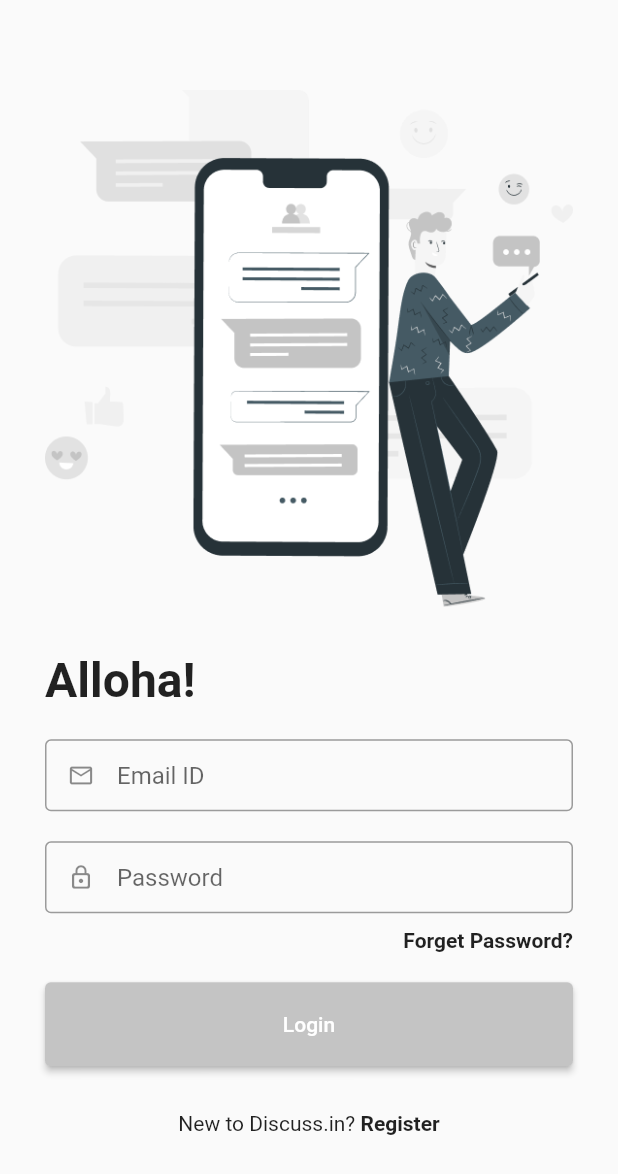
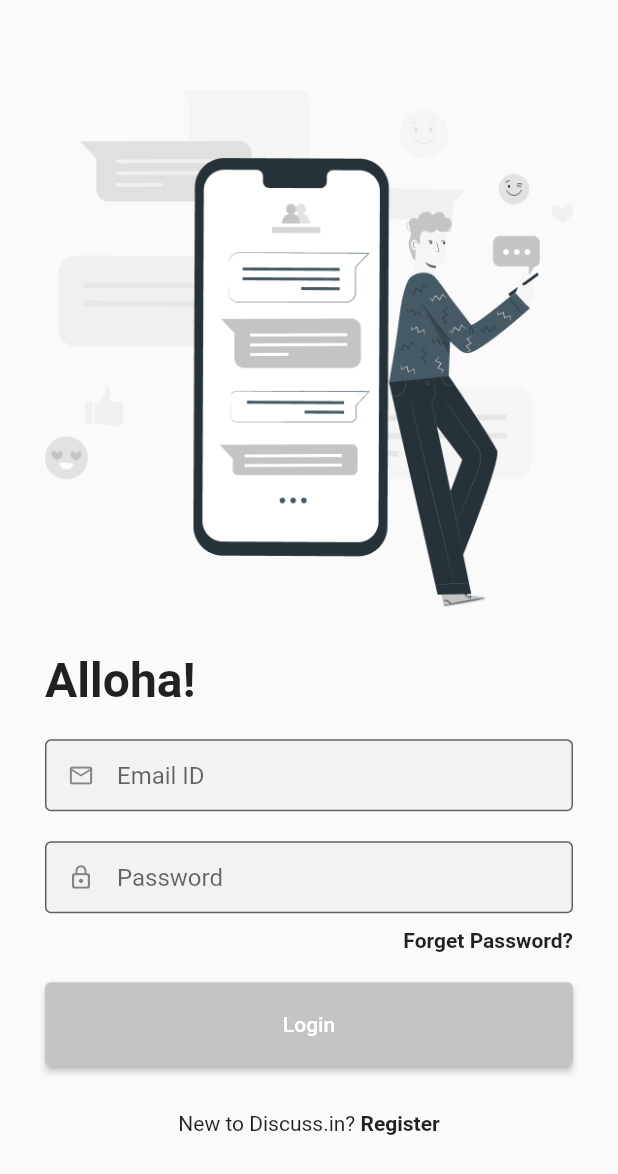
Before and after one commit to yashagozwan/discussin-mobile, a Flutter app: the screen it shows after launch, on a phone screen of 412 x 824 dp. Shown: the top 1174 px of the screen. Run offline on Flutter 3.47's test engine with Material 2 defaults, Android fonts, the phone set to English and light mode, and no system bars; our stand-ins replace flutter_riverpod.

Commit message:
Sign In Screen

```diff
--- a/lib/src/app.dart
+++ b/lib/src/app.dart
@@ -7,6 +7,7 @@ class App extends StatelessWidget {
   @override
   Widget build(BuildContext context) {
     return const MaterialApp(
+      debugShowCheckedModeBanner: false,
       home: SignInScreen(),
     );
   }
--- a/lib/src/screen/sign_in/sign_in_screen.dart
+++ b/lib/src/screen/sign_in/sign_in_screen.dart
@@ -61,6 +61,8 @@ class _SignInScreenState extends ConsumerState<SignInScreen> {
                   TextFormField(
                     controller: _emailController,
                     decoration: const InputDecoration(
+                      filled: true,
+                      fillColor: Color(0xFFf3f2f2),
                       contentPadding: EdgeInsets.all(13),
                       prefixIcon: Icon(Icons.email_outlined),
                       isDense: true,
@@ -74,7 +76,8 @@ class _SignInScreenState extends ConsumerState<SignInScreen> {
                   TextFormField(
                     controller: _passwordController,
                     decoration: const InputDecoration(
-                      fillColor: Colors.amber,
+                      filled: true,
+                      fillColor: Color(0xFFf3f2f2),
                       contentPadding: EdgeInsets.all(13),
                       prefixIcon: Icon(Icons.lock_outline_rounded),
                       isDense: true,
```
